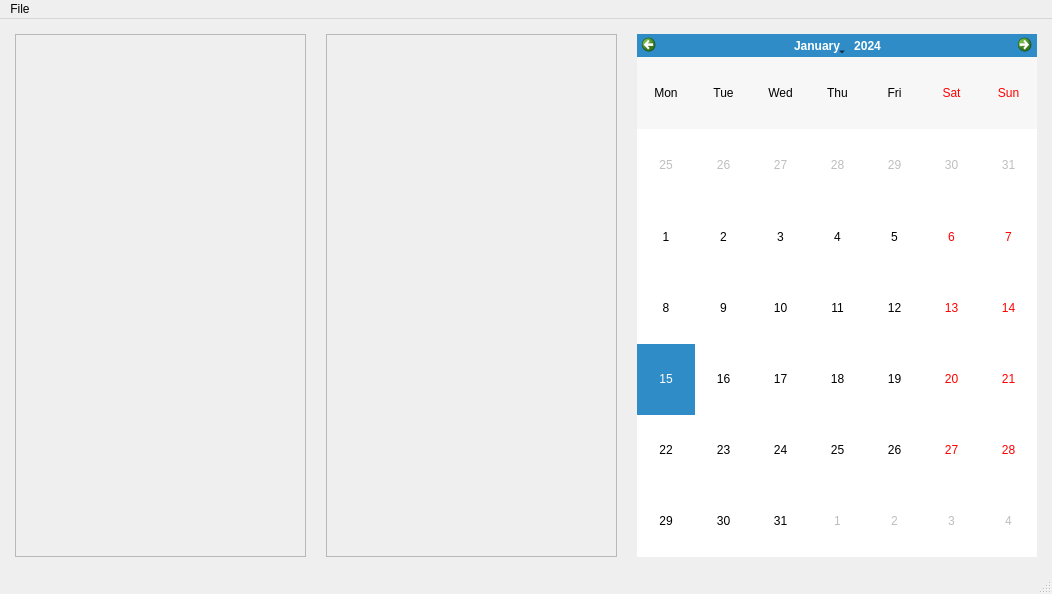
Old version of the form project/CCC_Cute_Cpp_Calendar/gui/mainwindow.ui in the repository GrayNeel/Calendary-and-ToDo-List.
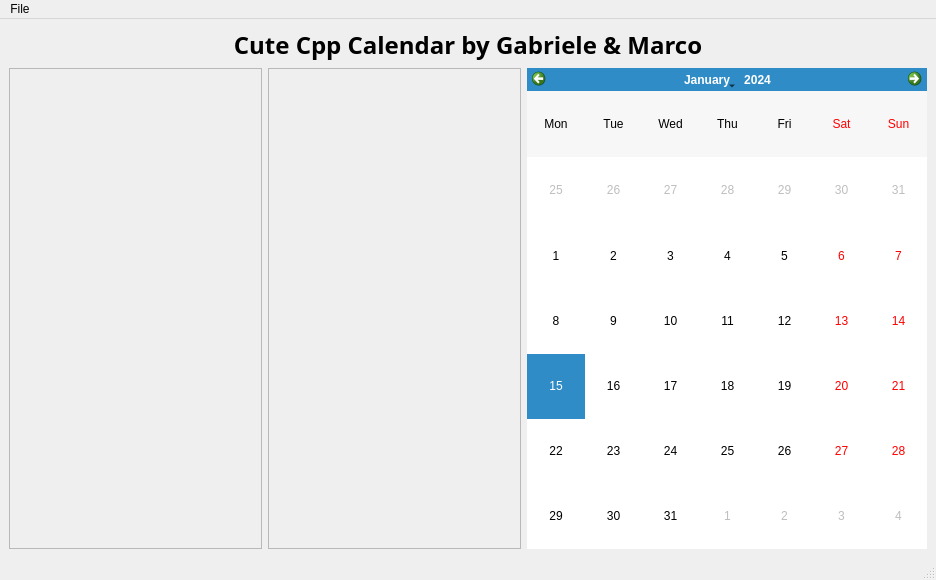
New version of the form.

Patch:
```diff
--- a/project/CCC_Cute_Cpp_Calendar/gui/mainwindow.ui
+++ b/project/CCC_Cute_Cpp_Calendar/gui/mainwindow.ui
@@ -6,8 +6,8 @@
    <rect>
     <x>0</x>
     <y>0</y>
-    <width>1052</width>
-    <height>594</height>
+    <width>936</width>
+    <height>580</height>
    </rect>
   </property>
   <property name="sizePolicy">
@@ -23,22 +23,32 @@
    <bool>false</bool>
   </property>
   <widget class="QWidget" name="centralwidget">
+   <layout class="QGridLayout" name="gridLayout">
+    <item row="0" column="0">
+     <layout class="QVBoxLayout" name="verticalLayout">
+      <item>
+       <widget class="QLabel" name="label">
+        <property name="font">
+         <font>
+          <family>MV Boli</family>
+          <pointsize>18</pointsize>
+          <weight>75</weight>
+          <bold>true</bold>
+         </font>
+        </property>
+        <property name="text">
+         <string>Cute Cpp Calendar by Gabriele &amp; Marco</string>
+        </property>
+        <property name="alignment">
+         <set>Qt::AlignCenter</set>
+        </property>
+        <property name="wordWrap">
+         <bool>false</bool>
+        </property>
+       </widget>
+      </item>
+      <item>
    <layout class="QHBoxLayout" name="horizontalLayout">
-    <property name="spacing">
-     <number>20</number>
-    </property>
-    <property name="leftMargin">
-     <number>15</number>
-    </property>
-    <property name="topMargin">
-     <number>15</number>
-    </property>
-    <property name="rightMargin">
-     <number>15</number>
-    </property>
-    <property name="bottomMargin">
-     <number>15</number>
-    </property>
     <item>
      <widget class="QScrollArea" name="scrollArea">
       <property name="sizePolicy">
@@ -76,8 +86,8 @@
         <rect>
          <x>0</x>
          <y>0</y>
-         <width>289</width>
-         <height>511</height>
+             <width>249</width>
+             <height>477</height>
         </rect>
        </property>
        <property name="sizePolicy">
@@ -97,9 +107,24 @@
         <verstretch>0</verstretch>
        </sizepolicy>
       </property>
+          <property name="minimumSize">
+           <size>
+            <width>251</width>
+            <height>461</height>
+           </size>
+          </property>
+          <property name="autoFillBackground">
+           <bool>true</bool>
+          </property>
       <property name="lineWidth">
        <number>1</number>
       </property>
+          <property name="horizontalScrollBarPolicy">
+           <enum>Qt::ScrollBarAlwaysOff</enum>
+          </property>
+          <property name="sizeAdjustPolicy">
+           <enum>QAbstractScrollArea::AdjustToContents</enum>
+          </property>
       <property name="widgetResizable">
        <bool>true</bool>
       </property>
@@ -108,8 +133,8 @@
         <rect>
          <x>0</x>
          <y>0</y>
-         <width>289</width>
-         <height>511</height>
+             <width>249</width>
+             <height>477</height>
         </rect>
        </property>
       </widget>
@@ -138,14 +163,18 @@
      </widget>
     </item>
    </layout>
+      </item>
+     </layout>
+    </item>
+   </layout>
   </widget>
   <widget class="QMenuBar" name="menubar">
    <property name="geometry">
     <rect>
      <x>0</x>
      <y>0</y>
-     <width>1052</width>
-     <height>26</height>
+     <width>936</width>
+     <height>20</height>
     </rect>
    </property>
    <widget class="QMenu" name="menuFile">
```
Lines whose indentation alone changed are shown as unchanged.
